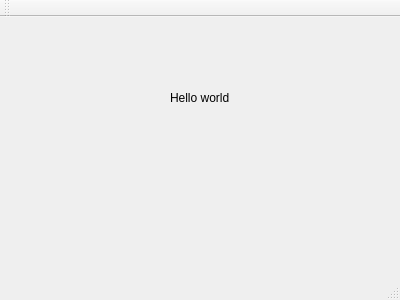
Qt form helloworld/mainwindow.ui (spompelio/helloworld) before a commit.
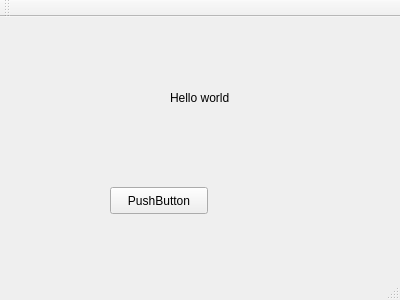
The same form after that commit.

Patch:
```diff
--- a/helloworld/mainwindow.ui
+++ b/helloworld/mainwindow.ui
@@ -27,6 +27,19 @@
      <string>Hello world</string>
     </property>
    </widget>
+   <widget class="QPushButton" name="pushButton">
+    <property name="geometry">
+     <rect>
+      <x>110</x>
+      <y>170</y>
+      <width>98</width>
+      <height>27</height>
+     </rect>
+    </property>
+    <property name="text">
+     <string>PushButton</string>
+    </property>
+   </widget>
   </widget>
   <widget class="QMenuBar" name="menuBar">
    <property name="geometry">
```
